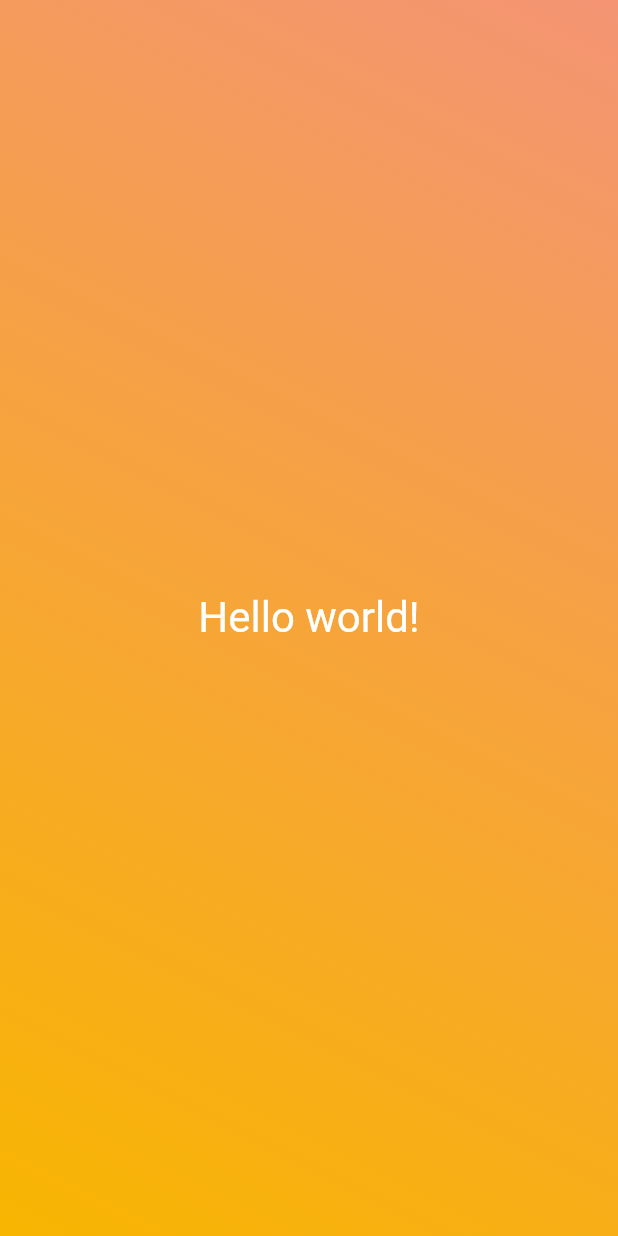
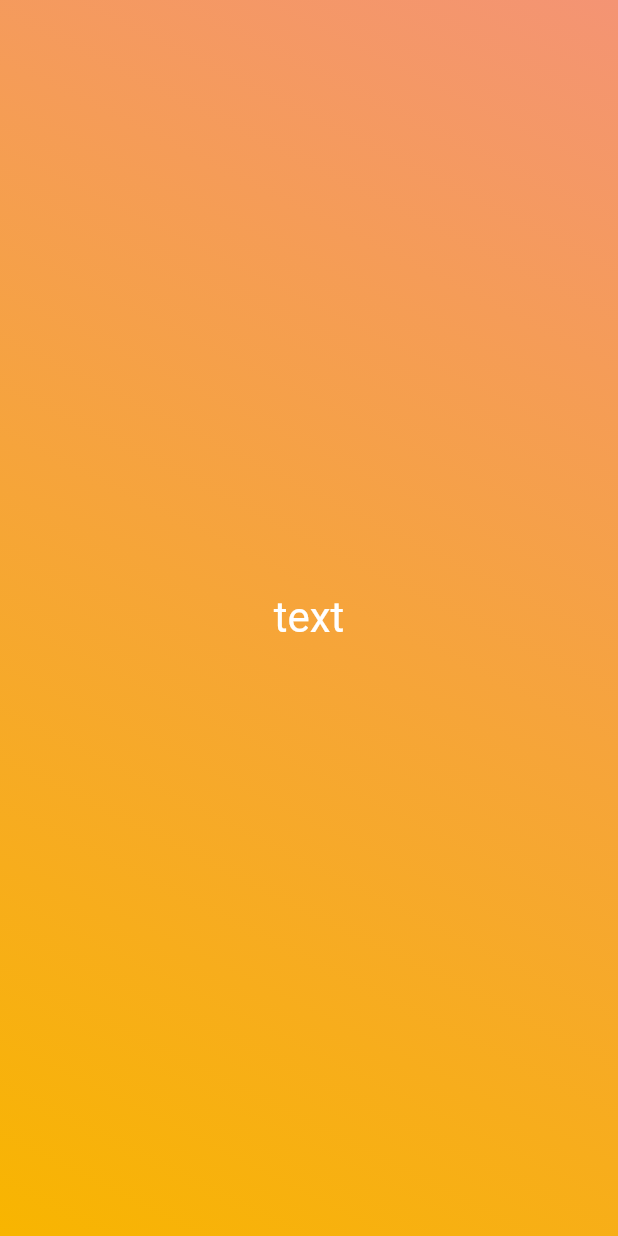
Before and after one commit to JoaoVitorLima242/flutter-app, a Flutter app: the screen it shows after launch, on a phone screen of 412 x 824 dp. Run offline on Flutter 3.47's test engine with Material 2 defaults, Android fonts, the phone set to English and light mode, and no system bars.

Commit message:
creating a new component

```diff
--- a/lib/gradient_container.dart
+++ b/lib/gradient_container.dart
@@ -1,4 +1,6 @@
 import 'package:flutter/material.dart';
+
+import 'package:first_app/white_text.dart';
 
 class GradientContainer extends StatelessWidget {
   const GradientContainer({super.key});
@@ -17,12 +19,8 @@ class GradientContainer extends StatelessWidget {
         ),
       ),
       child: const Center(
-        child: Text(
-          'Hello world!',
-          style: TextStyle(
-            color: Colors.white,
-            fontSize: 28,
-          ),
+        child: WhiteText(
+          text: 'My text',
         ),
       ),
     );
--- /dev/null
+++ b/lib/white_text.dart
@@ -0,0 +1,16 @@
+import 'package:flutter/material.dart';
+
+class WhiteText extends StatelessWidget {
+  const WhiteText({super.key, String text = ""});
+
+  @override
+  Widget build(BuildContext context) {
+    return const Text(
+      'text',
+      style: TextStyle(
+        color: Colors.white,
+        fontSize: 28,
+      ),
+    );
+  }
+}
```
